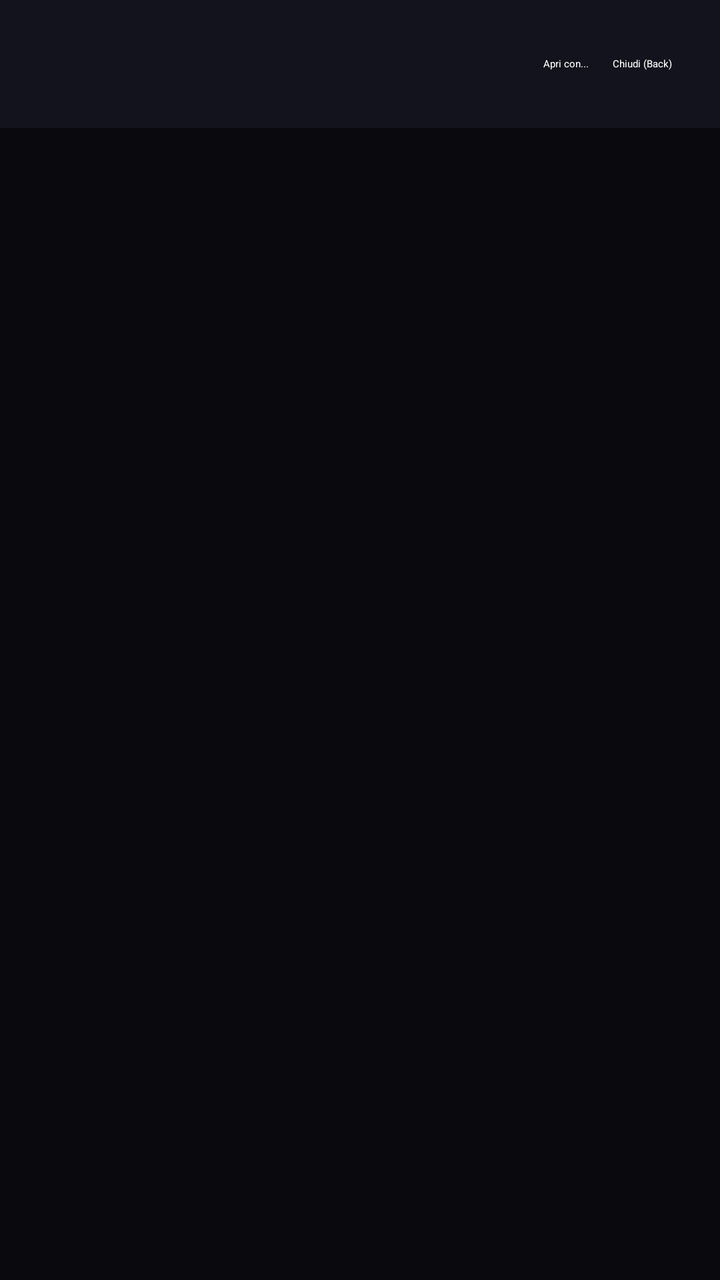
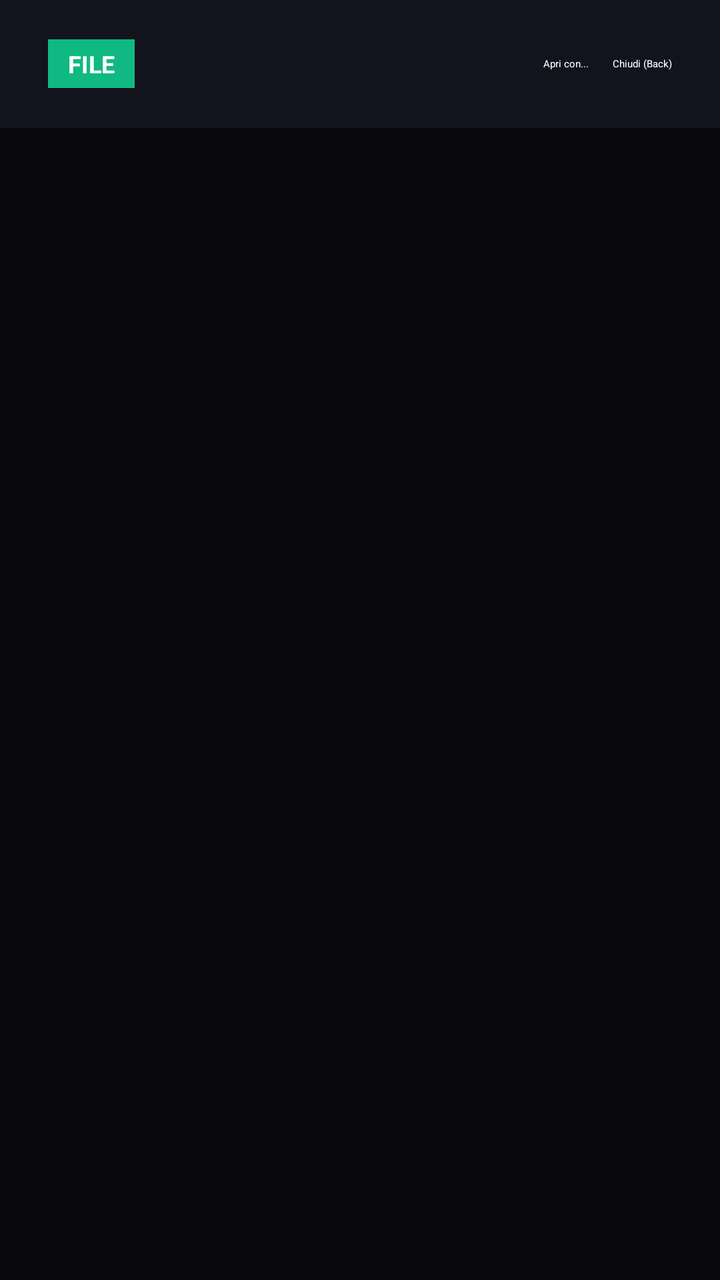

Screens rendered from an Android XML layout before and after an edit, with the pre-edit source and the edit as a unified diff.
<!-- AndroidManifest.xml: application theme Theme.TwoTV.TV -->
<!-- res/layout/dialog_image_preview.xml -->
<?xml version="1.0" encoding="utf-8"?>
<RelativeLayout xmlns:android="http://schemas.android.com/apk/res/android"
    android:layout_width="match_parent"
    android:layout_height="match_parent"
    android:background="#09090E">

    
    <LinearLayout
        android:id="@+id/imageHeaderBar"
        android:layout_width="match_parent"
        android:layout_height="64dp"
        android:layout_alignParentTop="true"
        android:background="#12131C"
        android:gravity="center_vertical"
        android:orientation="horizontal"
        android:paddingHorizontal="24dp">

        <TextView
            android:id="@+id/imageTitleText"
            android:layout_width="0dp"
            android:layout_height="wrap_content"
            android:layout_weight="1"
            android:textColor="#FFFFFF"
            android:textSize="20sp"
            android:textStyle="bold" />

        <Button
            android:id="@+id/btnOpenWithImage"
            android:layout_width="wrap_content"
            android:layout_height="wrap_content"
            android:layout_marginEnd="12dp"
            android:backgroundTint="#0284C7"
            android:focusable="true"
            android:text="Apri con..."
            android:textColor="#FFFFFF" />

        <Button
            android:id="@+id/btnCloseImage"
            android:layout_width="wrap_content"
            android:layout_height="wrap_content"
            android:backgroundTint="#EF4444"
            android:focusable="true"
            android:text="Chiudi (Back)"
            android:textColor="#FFFFFF" />

    </LinearLayout>

    <ImageView
        android:id="@+id/previewImageView"
        android:layout_width="match_parent"
        android:layout_height="match_parent"
        android:layout_below="@id/imageHeaderBar"
        android:adjustViewBounds="true"
        android:scaleType="fitCenter" />

</RelativeLayout>
<!-- resources referenced by this layout -->
<resources>
  <style name="Theme.TwoTV.TV" parent="Theme.Leanback">
          <item name="android:windowNoTitle">true</item>
          <item name="android:windowActionBar">false</item>
          <item name="android:windowFullscreen">true</item>
          <item name="android:windowBackground">#09090E</item>
          <item name="android:colorBackground">#09090E</item>
      </style>
</resources>

<!-- the commit's change to res/layout/dialog_image_preview.xml (unified diff, before → after) -->
@@ -14,6 +14,19 @@
         android:gravity="center_vertical"
         android:orientation="horizontal"
         android:paddingHorizontal="24dp">
+
+        <TextView
+            android:id="@+id/imageTypeBadge"
+            android:layout_width="wrap_content"
+            android:layout_height="wrap_content"
+            android:layout_marginEnd="12dp"
+            android:background="#10B981"
+            android:paddingHorizontal="10dp"
+            android:paddingVertical="4dp"
+            android:text="FILE"
+            android:textColor="#FFFFFF"
+            android:textSize="12sp"
+            android:textStyle="bold" />
 
         <TextView
             android:id="@+id/imageTitleText"
